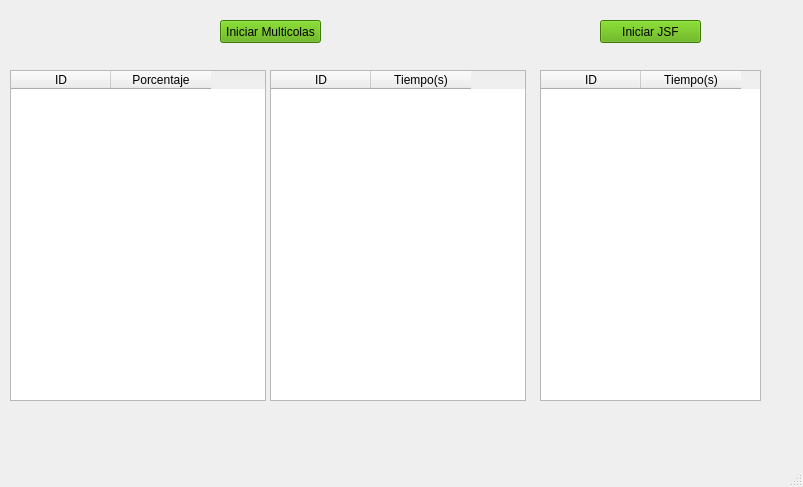
Above: prueba.ui from diegoivan1987/practicasSSO before the change. Below: the same form after it.
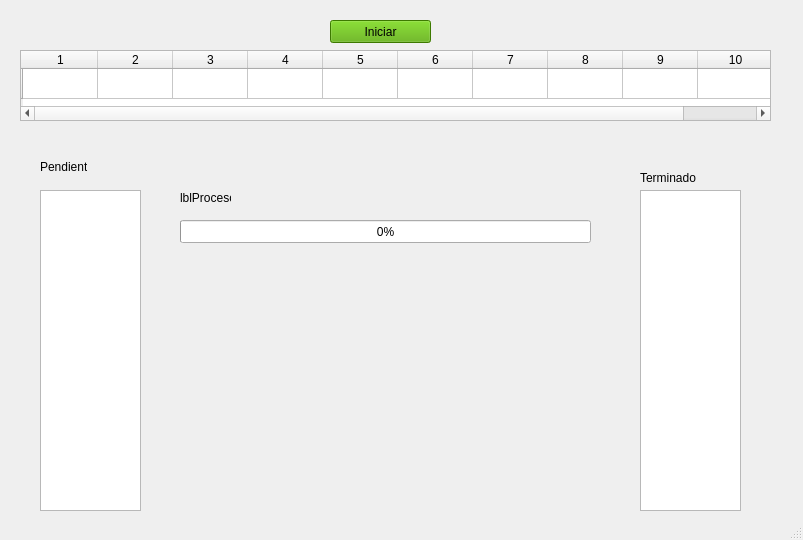
That is the form after the change.

Commit message: Casi terminando, solo faltan las tablas de procesos

Patch:
```diff
--- a/prueba.ui
+++ b/prueba.ui
@@ -7,7 +7,7 @@
     <x>0</x>
     <y>0</y>
     <width>803</width>
-    <height>487</height>
+    <height>540</height>
    </rect>
   </property>
   <property name="windowTitle">
@@ -17,30 +17,84 @@
    <widget class="QTableWidget" name="tablaFCFS">
     <property name="geometry">
      <rect>
-      <x>10</x>
-      <y>70</y>
-      <width>256</width>
-      <height>331</height>
+      <x>20</x>
+      <y>50</y>
+      <width>751</width>
+      <height>71</height>
      </rect>
     </property>
+    <property name="sizePolicy">
+     <sizepolicy hsizetype="Expanding" vsizetype="Expanding">
+      <horstretch>0</horstretch>
+      <verstretch>0</verstretch>
+     </sizepolicy>
+    </property>
     <property name="columnCount">
-     <number>2</number>
+     <number>10</number>
     </property>
+    <attribute name="horizontalHeaderDefaultSectionSize">
+     <number>75</number>
+    </attribute>
+    <row>
+     <property name="text">
+      <string/>
+     </property>
+    </row>
     <column>
      <property name="text">
-      <string>ID</string>
+      <string>1</string>
      </property>
     </column>
     <column>
      <property name="text">
-      <string>Porcentaje</string>
+      <string>2</string>
      </property>
     </column>
+    <column>
+     <property name="text">
+      <string>3</string>
+     </property>
+    </column>
+    <column>
+     <property name="text">
+      <string>4</string>
+     </property>
+    </column>
+    <column>
+     <property name="text">
+      <string>5</string>
+     </property>
+    </column>
+    <column>
+     <property name="text">
+      <string>6</string>
+     </property>
+    </column>
+    <column>
+     <property name="text">
+      <string>7</string>
+     </property>
+    </column>
+    <column>
+     <property name="text">
+      <string>8</string>
+     </property>
+    </column>
+    <column>
+     <property name="text">
+      <string>9</string>
+     </property>
+    </column>
+    <column>
+     <property name="text">
+      <string>10</string>
+     </property>
+    </column>
    </widget>
    <widget class="QPushButton" name="btnI2">
     <property name="geometry">
      <rect>
-      <x>220</x>
+      <x>330</x>
       <y>20</y>
       <width>101</width>
       <height>23</height>
@@ -50,69 +104,79 @@
      <string notr="true">background-color: rgb(85, 170, 0);</string>
     </property>
     <property name="text">
-     <string>Iniciar Multicolas</string>
+     <string>Iniciar</string>
     </property>
    </widget>
    <widget class="QTableWidget" name="tablaRR">
     <property name="geometry">
      <rect>
-      <x>270</x>
-      <y>70</y>
-      <width>256</width>
-      <height>331</height>
+      <x>40</x>
+      <y>190</y>
+      <width>101</width>
+      <height>321</height>
      </rect>
     </property>
-    <property name="columnCount">
-     <number>2</number>
+   </widget>
+   <widget class="QTableWidget" name="tablaTerminados">
+    <property name="geometry">
+     <rect>
+      <x>640</x>
+      <y>190</y>
+      <width>101</width>
+      <height>321</height>
+     </rect>
     </property>
-    <column>
-     <property name="text">
-      <string>ID</string>
-     </property>
-    </column>
-    <column>
-     <property name="text">
-      <string>Tiempo(s)</string>
-     </property>
-    </column>
    </widget>
-   <widget class="QTableWidget" name="tablaSJF">
+   <widget class="QProgressBar" name="progressBar">
     <property name="geometry">
      <rect>
-      <x>540</x>
-      <y>70</y>
-      <width>221</width>
-      <height>331</height>
+      <x>180</x>
+      <y>220</y>
+      <width>411</width>
+      <height>23</height>
      </rect>
     </property>
-    <property name="columnCount">
-     <number>2</number>
+    <property name="value">
+     <number>0</number>
     </property>
-    <column>
-     <property name="text">
-      <string>ID</string>
-     </property>
-    </column>
-    <column>
-     <property name="text">
-      <string>Tiempo(s)</string>
-     </property>
-    </column>
    </widget>
-   <widget class="QPushButton" name="btnI3">
+   <widget class="QLabel" name="label">
     <property name="geometry">
      <rect>
-      <x>600</x>
-      <y>20</y>
-      <width>101</width>
-      <height>23</height>
+      <x>40</x>
+      <y>160</y>
+      <width>47</width>
+      <height>13</height>
      </rect>
     </property>
-    <property name="styleSheet">
-     <string notr="true">background-color: rgb(85, 170, 0);</string>
+    <property name="text">
+     <string>Pendientes</string>
     </property>
+   </widget>
+   <widget class="QLabel" name="label_2">
+    <property name="geometry">
+     <rect>
+      <x>640</x>
+      <y>170</y>
+      <width>61</width>
+      <height>16</height>
+     </rect>
+    </property>
     <property name="text">
-     <string>Iniciar JSF</string>
+     <string>Terminado</string>
+    </property>
+   </widget>
+   <widget class="QLabel" name="lblProceso">
+    <property name="geometry">
+     <rect>
+      <x>180</x>
+      <y>190</y>
+      <width>51</width>
+      <height>16</height>
+     </rect>
+    </property>
+    <property name="text">
+     <string>lblProceso</string>
     </property>
    </widget>
   </widget>
```
Left out of the diff: 6 changed lines with no effect on the pictures. The commit also changes 1 other file.
